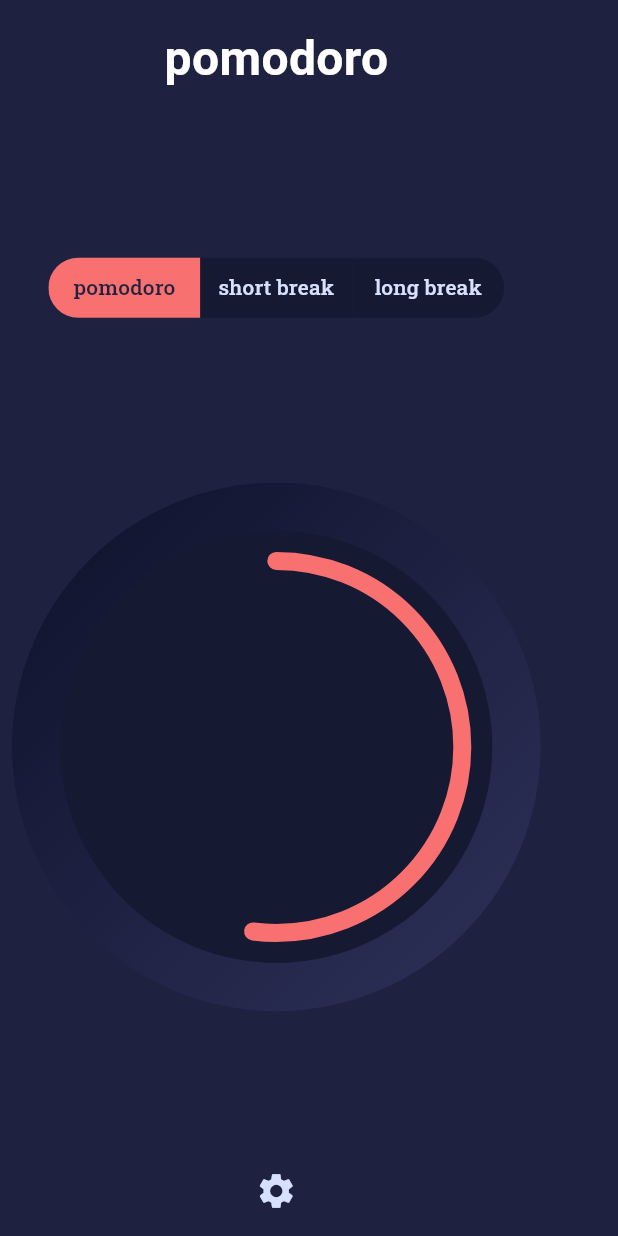
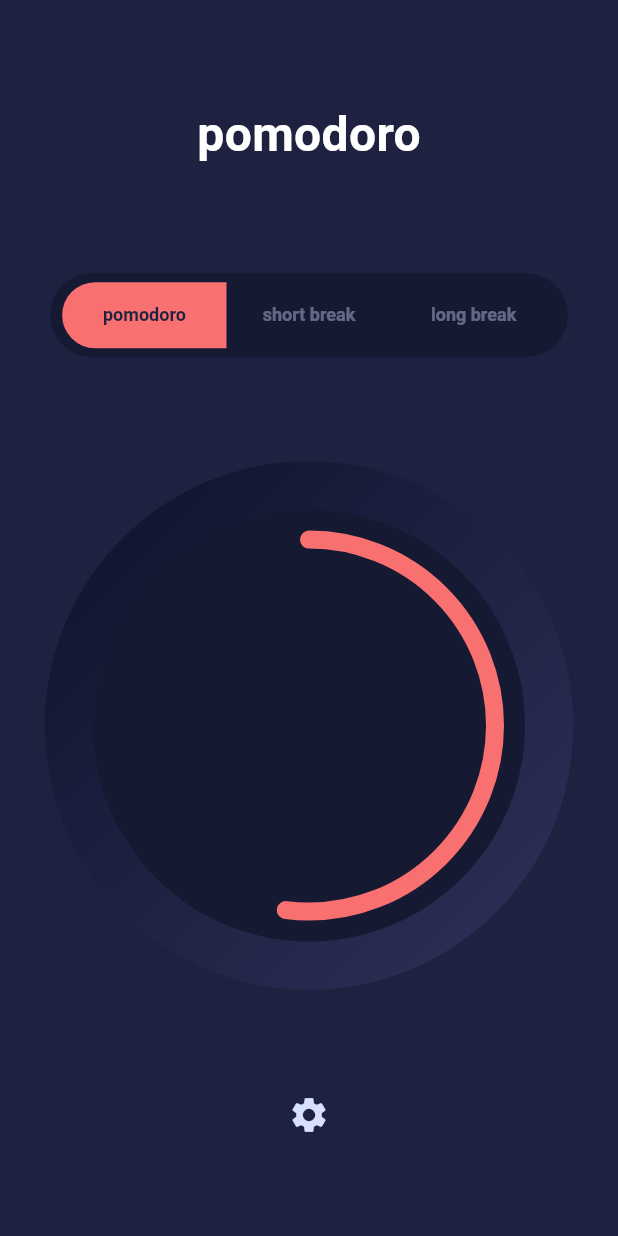
Before and after one commit to asvirts/pomodoro, a Flutter app: the screen it shows after launch, on a phone screen of 412 x 824 dp. Run offline on Flutter 3.47's test engine with Material 3 defaults, Android fonts, the phone set to English and light mode, and no system bars; our stand-ins replace flutter_riverpod, google_fonts.

Commit message:
work on segmented buttons

```diff
--- a/pomodoro/lib/main.dart
+++ b/pomodoro/lib/main.dart
@@ -18,15 +18,18 @@ class MyApp extends ConsumerWidget {
     return MaterialApp(
       theme: ThemeData(
         textTheme: GoogleFonts.robotoSlabTextTheme(),
-        scaffoldBackgroundColor: Color.fromRGBO(30, 33, 63, 1),
+        scaffoldBackgroundColor: const Color.fromRGBO(30, 33, 63, 1),
       ),
       home: Scaffold(
-        backgroundColor: Color.fromRGBO(30, 33, 63, 1),
+        backgroundColor: const Color.fromRGBO(30, 33, 63, 1),
         body: Padding(
           padding:
-              const EdgeInsets.only(left: 8, top: 16, right: 8, bottom: 16),
+              const EdgeInsets.only(left: 8, top: 32, right: 8, bottom: 32),
           child: Column(
-            mainAxisAlignment: MainAxisAlignment.spaceBetween,
+            mainAxisAlignment: MainAxisAlignment.spaceAround,
+            children: [
+              Row(
+                mainAxisAlignment: MainAxisAlignment.center,
                 children: [
                   Text('pomodoro',
                       style: GoogleFonts.kumbhSans(
@@ -34,8 +37,23 @@ class MyApp extends ConsumerWidget {
                         fontSize: 32,
                         fontWeight: FontWeight.bold,
                       )),
+                ],
+              ),
+              Row(
+                mainAxisAlignment: MainAxisAlignment.center,
+                children: [
                   SegmentedButtonWidget(),
+                ],
+              ),
+              Row(
+                mainAxisAlignment: MainAxisAlignment.center,
+                children: [
                   ProgressIndicatorWidget(),
+                ],
+              ),
+              const Row(
+                mainAxisAlignment: MainAxisAlignment.center,
+                children: [
                   const Icon(
                     Icons.settings,
                     color: Color.fromRGBO(215, 224, 255, 1),
@@ -44,6 +62,8 @@ class MyApp extends ConsumerWidget {
                   ),
                 ],
               ),
+            ],
+          ),
         ),
       ),
     );
--- a/pomodoro/lib/widgets/segmented_button.dart
+++ b/pomodoro/lib/widgets/segmented_button.dart
@@ -1,4 +1,5 @@
 import 'package:flutter/material.dart';
+import 'package:google_fonts/google_fonts.dart';
 
 class SegmentedButtonWidget extends StatefulWidget {
   const SegmentedButtonWidget({super.key});
@@ -14,20 +15,31 @@ class _SegmentedButtonWidgetState extends State<SegmentedButtonWidget> {
 
   @override
   Widget build(BuildContext context) {
-    return SegmentedButton<Modes>(
+    return Container(
+      decoration: BoxDecoration(
+          color: Color.fromRGBO(22, 25, 50, 1),
+          borderRadius: BorderRadius.circular(999)),
+      padding: const EdgeInsets.symmetric(vertical: 4, horizontal: 8),
+      child: SegmentedButton<Modes>(
         showSelectedIcon: false,
         style: SegmentedButton.styleFrom(
+          padding: EdgeInsets.symmetric(vertical: 16, horizontal: 24),
           backgroundColor: Color.fromRGBO(22, 25, 50, 1),
-        foregroundColor: Color.fromRGBO(215, 224, 255, 1),
+          foregroundColor: Color.fromRGBO(215, 224, 255, .4),
           selectedForegroundColor: Color.fromRGBO(30, 33, 63, 1),
           selectedBackgroundColor: Color.fromRGBO(248, 112, 112, 1),
           side: const BorderSide(width: 0, style: BorderStyle.none),
+          textStyle: GoogleFonts.kumbhSans(
+            fontWeight: FontWeight.bold,
+            fontSize: 12,
+          ),
         ),
         segments: const <ButtonSegment<Modes>>[
           ButtonSegment<Modes>(value: Modes.pomodoro, label: Text('pomodoro')),
           ButtonSegment<Modes>(
               value: Modes.shortBreak, label: Text('short break')),
-        ButtonSegment<Modes>(value: Modes.longBreak, label: Text('long break')),
+          ButtonSegment<Modes>(
+              value: Modes.longBreak, label: Text('long break')),
         ],
         selected: <Modes>{modesView},
         onSelectionChanged: (Set<Modes> newSelection) {
@@ -35,6 +47,7 @@ class _SegmentedButtonWidgetState extends State<SegmentedButtonWidget> {
             modesView = newSelection.first;
           });
         },
+      ),
     );
   }
 }
```
Lines whose indentation alone changed are shown as unchanged.
